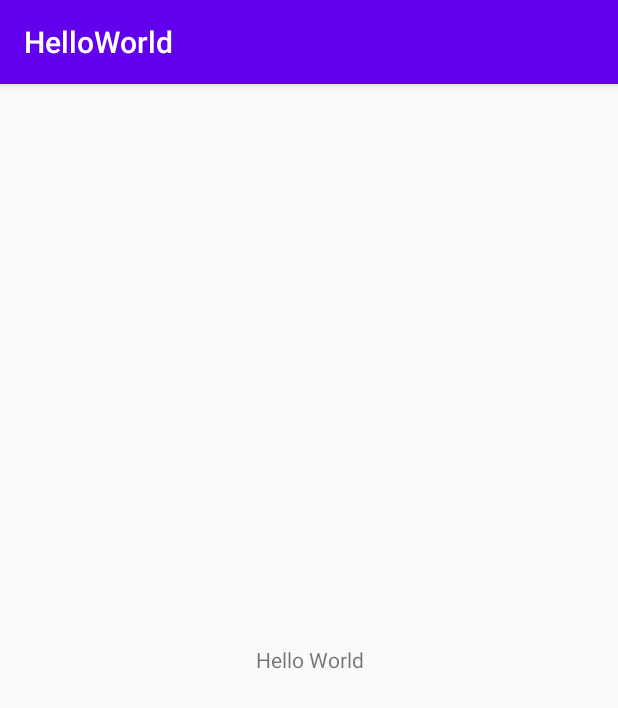
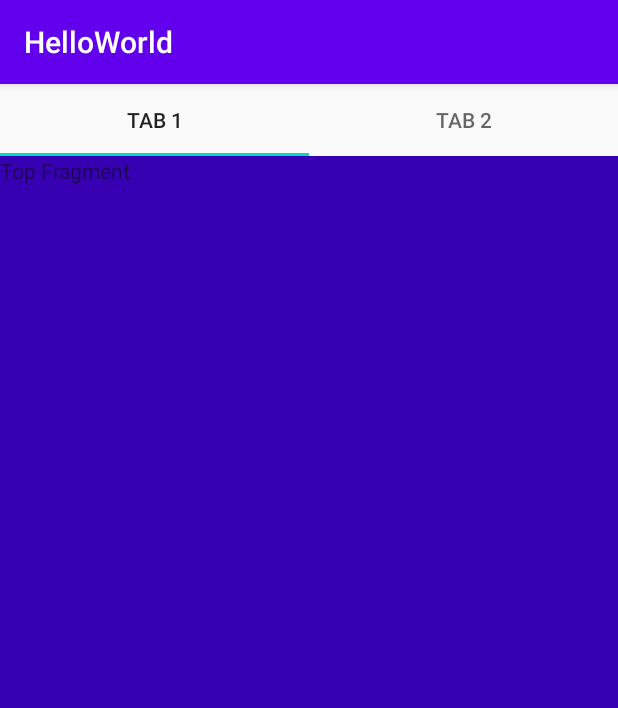
Before and after one commit to yosuaardi/HelloWorldProject, an Android app: the HomeActivity screen opened directly, with no data from a screen before it, on a phone screen of 412 x 824 dp. Shown: the top 708 px of the screen. Run offline under Robolectric (Android 15) with nearby library versions, the phone set to English and light mode, and no system bars.

Commit message:
- add feat: tab fragment feature

```diff
--- a/app/build.gradle
+++ b/app/build.gradle
@@ -26,6 +26,9 @@ dependencies {
     implementation fileTree(dir: "libs", include: ["*.jar"])
     implementation 'androidx.appcompat:appcompat:1.2.0'
     implementation 'androidx.constraintlayout:constraintlayout:2.0.1'
+    implementation 'androidx.legacy:legacy-support-v4:1.0.0'
+    implementation 'com.google.android.material:material:1.0.0'
+    implementation 'com.google.android.material:material:1.1.0-alpha10'
     testImplementation 'junit:junit:4.12'
     androidTestImplementation 'androidx.test.ext:junit:1.1.2'
     androidTestImplementation 'androidx.test.espresso:espresso-core:3.3.0'
--- a/app/src/main/AndroidManifest.xml
+++ b/app/src/main/AndroidManifest.xml
@@ -10,7 +10,7 @@
         android:supportsRtl="true"
         android:theme="@style/AppTheme">
         <activity android:name=".HomeActivity"></activity>
-        <activity android:name=".MainActivity">
+        <activity android:name=".LoginActivity">
             <intent-filter>
                 <action android:name="android.intent.action.MAIN" />
 
--- /dev/null
+++ b/app/src/main/java/com/example/helloworld/FragmentTop.java
@@ -0,0 +1,20 @@
+package com.example.helloworld;
+
+import android.os.Bundle;
+
+import androidx.fragment.app.Fragment;
+
+import android.view.LayoutInflater;
+import android.view.View;
+import android.view.ViewGroup;
+
+
+public class FragmentTop extends Fragment {
+
+    @Override
+    public View onCreateView(LayoutInflater inflater, ViewGroup container,
+                             Bundle savedInstanceState) {
+        // Inflate the layout for this fragment
+        return inflater.inflate(R.layout.fragment_top, container, false);
+    }
+}
--- a/app/src/main/java/com/example/helloworld/HomeActivity.java
+++ b/app/src/main/java/com/example/helloworld/HomeActivity.java
@@ -1,14 +1,70 @@
 package com.example.helloworld;
 
 import androidx.appcompat.app.AppCompatActivity;
+import androidx.fragment.app.FragmentTransaction;
 
 import android.os.Bundle;
+import android.util.Log;
+import android.view.Display;
+import android.view.Surface;
+import android.view.View;
+import android.view.WindowManager;
+import android.widget.Button;
+
+import com.google.android.material.tabs.TabItem;
+import com.google.android.material.tabs.TabLayout;
 
 public class HomeActivity extends AppCompatActivity {
-
+    private TabItem tab1;
+    private TabItem tab2;
+    private TabLayout tabLayout;
     @Override
     protected void onCreate(Bundle savedInstanceState) {
         super.onCreate(savedInstanceState);
         setContentView(R.layout.activity_home);
+        tab1 = findViewById(R.id.tabItem1);
+        tab2 = findViewById(R.id.tabItem2);
+        tabLayout = findViewById(R.id.tabs);
+        FragmentTransaction fragmentTransaction = getSupportFragmentManager().beginTransaction();
+        fragmentTransaction.replace(R.id.fragmentPlaceholder, new FragmentTop());
+        fragmentTransaction.commit();
+        tabLayout.setOnTabSelectedListener(new TabLayout.OnTabSelectedListener() {
+            @Override
+            public void onTabSelected(TabLayout.Tab tab) {
+                if(tab.getPosition() == 0){
+                    FragmentTransaction fragmentTransaction = getSupportFragmentManager().beginTransaction();
+                    fragmentTransaction.replace(R.id.fragmentPlaceholder, new FragmentTop());
+                    fragmentTransaction.commit();
+                    Log.d("success", "Tab 1");
+                }else if(tab.getPosition() == 1){
+                    FragmentTransaction fragmentTransaction = getSupportFragmentManager().beginTransaction();
+                    fragmentTransaction.replace(R.id.fragmentPlaceholder, new FragmentBottom());
+                    fragmentTransaction.commit();
+                    Log.d("success", "Tab 2");
+                }
+            }
+
+            @Override
+            public void onTabUnselected(TabLayout.Tab tab) {
+
+            }
+
+            @Override
+            public void onTabReselected(TabLayout.Tab tab) {
+
+            }
+        });
+    }
+
+    @Override
+    protected void onResume() {
+        super.onResume();
+        Display display = ((WindowManager) getSystemService(WINDOW_SERVICE)).getDefaultDisplay();
+        int rotation = display.getRotation();
+        if(rotation == Surface.ROTATION_90 || rotation == Surface.ROTATION_270){
+            Log.d("Success", "onResume: Landscape");
+        }else{
+            Log.d("Success", "onResume: Potrait");
+        }
     }
 }
--- a/app/src/main/java/com/example/helloworld/MainActivity.java
+++ b/app/src/main/java/com/example/helloworld/LoginActivity.java
@@ -10,7 +10,7 @@ import android.widget.Button;
 import android.widget.EditText;
 import android.widget.Toast;
 
-public class MainActivity extends AppCompatActivity {
+public class LoginActivity extends AppCompatActivity {
     private EditText txtUser;
     private EditText txtPass;
     private Button btnLogin;
--- a/app/src/main/res/layout/activity_home.xml
+++ b/app/src/main/res/layout/activity_home.xml
@@ -3,13 +3,42 @@
     xmlns:tools="http://schemas.android.com/tools"
     android:layout_width="match_parent"
     android:layout_height="match_parent"
+    xmlns:app="http://schemas.android.com/apk/res-auto"
+    android:orientation="vertical"
     android:gravity="center_vertical"
     tools:context=".HomeActivity">
 
-    <TextView
-        android:gravity="center_horizontal"
+    <com.google.android.material.tabs.TabLayout
+        android:id="@+id/tabs"
+        android:layout_height="wrap_content"
+        android:layout_width="match_parent">
+        <com.google.android.material.tabs.TabItem
+            android:id="@+id/tabItem1"
+            android:layout_weight="0.5"
+            android:layout_width="0dp"
+            android:text="Tab 1"
+            android:layout_height="match_parent" />
+        <com.google.android.material.tabs.TabItem
+            android:id="@+id/tabItem2"
+            android:layout_weight="0.5"
+            android:layout_width="0dp"
+            android:text="Tab 2"
+            android:layout_height="match_parent" />
+    </com.google.android.material.tabs.TabLayout>
+
+    <FrameLayout
+        android:id="@+id/fragmentPlaceholder"
+        android:layout_height="0dp"
         android:layout_width="match_parent"
-        android:layout_height="wrap_content"
-        android:text="Hello World"/>
-
+        android:layout_weight="1"/>
+<!--    <FrameLayout-->
+<!--        android:id="@+id/fragmentTop"-->
+<!--        android:layout_height="0dp"-->
+<!--        android:layout_width="match_parent"-->
+<!--        android:layout_weight="0.5"/>-->
+<!--    <FrameLayout-->
+<!--        android:id="@+id/fragmentBottom"-->
+<!--        android:layout_height="0dp"-->
+<!--        android:layout_width="match_parent"-->
+<!--        android:layout_weight="0.5"/>-->
 </LinearLayout>
--- a/app/src/main/res/layout/activity_main.xml
+++ b/app/src/main/res/layout/activity_main.xml
@@ -4,7 +4,7 @@
     android:layout_width="match_parent"
     android:layout_height="match_parent"
     android:gravity="center_vertical"
-    tools:context=".MainActivity"
+    tools:context=".LoginActivity"
     android:background="@color/colorAccent"
     xmlns:tools="http://schemas.android.com/tools">
 
--- /dev/null
+++ b/app/src/main/res/layout/fragment_top.xml
@@ -0,0 +1,15 @@
+<?xml version="1.0" encoding="utf-8"?>
+<LinearLayout xmlns:android="http://schemas.android.com/apk/res/android"
+    xmlns:tools="http://schemas.android.com/tools"
+    android:layout_width="match_parent"
+    android:layout_height="match_parent"
+    tools:context=".FragmentTop"
+    android:background="@color/colorPrimaryDark">
+
+    <!-- TODO: Update blank fragment layout -->
+    <TextView
+        android:layout_width="match_parent"
+        android:layout_height="match_parent"
+        android:text="Top Fragment" />
+
+</LinearLayout>
--- a/app/src/main/res/values/strings.xml
+++ b/app/src/main/res/values/strings.xml
@@ -1,3 +1,5 @@
 <resources>
     <string name="app_name">HelloWorld</string>
+    <!-- TODO: Remove or change this placeholder text -->
+    <string name="hello_blank_fragment">Hello blank fragment</string>
 </resources>
```
Also changed, not shown: app/src/main/java/com/example/helloworld/FragmentBottom.java (added, +19 -0 lines), app/src/main/res/layout/fragment_bottom.xml (added, +15 -0 lines).
